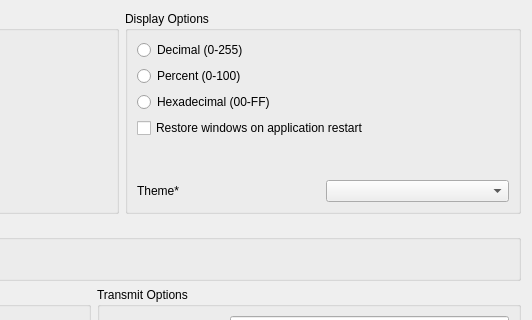
docsteer/sacnview, file ui/preferencesdialog.ui: the form before one commit; both pictures show x 288 to 820 and y 0 to 320 of the 820 by 719 pixel window.
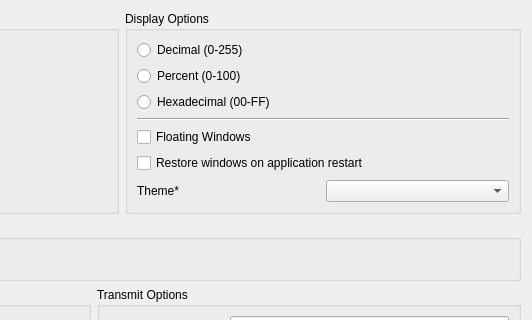
The form after the commit. Icons and pictures are not drawn.

Commit message: Floating Window Mode

Patch:
```diff
--- a/ui/preferencesdialog.ui
+++ b/ui/preferencesdialog.ui
@@ -125,6 +125,20 @@
           </property>
          </widget>
         </item>
+        <item>
+         <widget class="Line" name="line">
+          <property name="orientation">
+           <enum>Qt::Horizontal</enum>
+          </property>
+         </widget>
+        </item>
+        <item>
+         <widget class="QCheckBox" name="cbFloatingWindows">
+          <property name="text">
+           <string>Floating Windows</string>
+          </property>
+         </widget>
+        </item>
         <item>
          <widget class="QCheckBox" name="cbRestoreWindows">
           <property name="sizePolicy">
```
Left out of the diff: 16 changed lines with no effect on the pictures. The commit also changes 37 other files.
